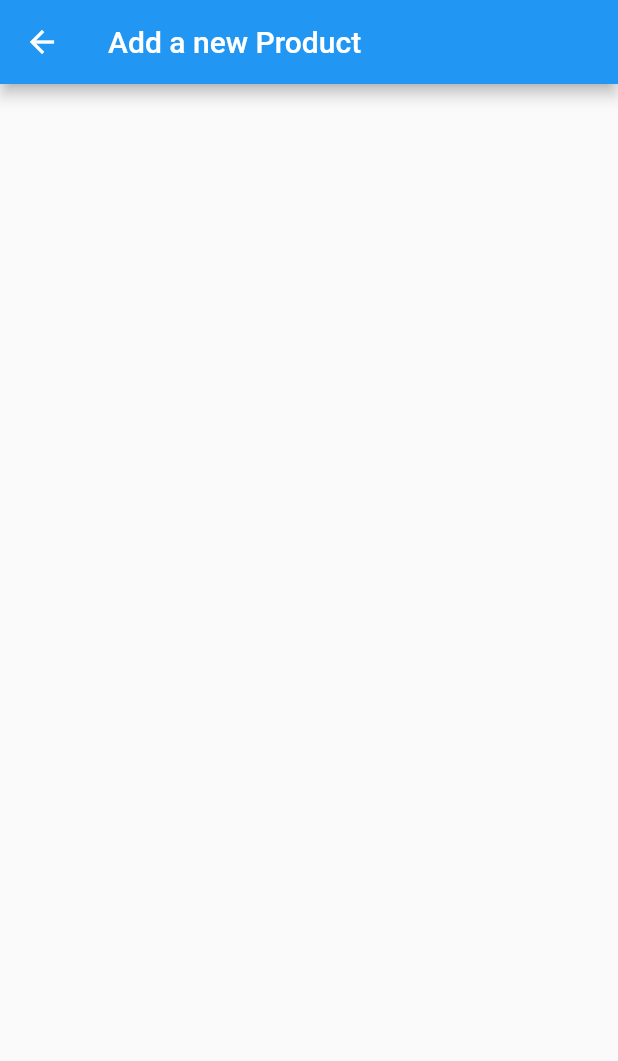
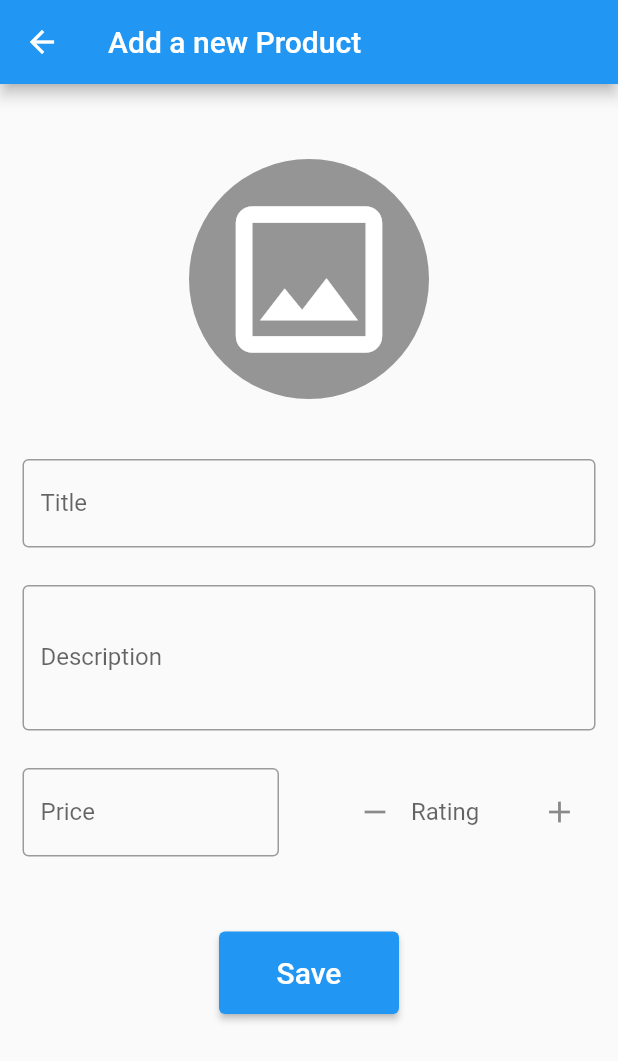
Before and after one commit to badiul6/NITB-Flutter-Internship, a Flutter app: the screen it shows after launch, after a tap on the "add" icon, on a phone screen of 412 x 824 dp. Shown: the top 1061 px of the screen. Run offline on Flutter 3.47's test engine with Material 2 defaults, Android fonts, the phone set to English and light mode, and no system bars; our stand-ins replace get, image_picker; network calls fail.

Commit message:
Add Product UI

```diff
--- /dev/null
+++ b/second/lib/controllers/picture_controller.dart
@@ -0,0 +1,30 @@
+import 'dart:io';
+
+import 'package:get/get.dart';
+import 'package:image_picker/image_picker.dart';
+import 'package:second/models/picture.dart';
+
+class PictureController extends GetxController {
+  Rx<Picture> pic = Picture().obs;
+
+  getFromGallery() async {
+    XFile? pickedFile = await ImagePicker().pickImage(
+      source: ImageSource.gallery,
+      maxWidth: 1800,
+      maxHeight: 1800,
+    );
+
+    if (pickedFile != null) {
+
+      // pic.value.imageFile = File(pickedFile.path);
+
+      pic.update((picture) {
+
+        picture!.imageFile = File(pickedFile.path);
+
+      });
+
+      // print(pic.value.imageFile);
+    }
+  }
+}
--- a/second/lib/controllers/products_controller.dart
+++ b/second/lib/controllers/products_controller.dart
@@ -21,8 +21,11 @@ class ProductController extends GetxController {
       final data = jsonDecode(response.body);
       product.value = Product.fromJson(data);
       isLoading.value=false;
+
+
     } else {
       throw Exception('Failed to load album');
     }
   }
+
 }
--- a/second/lib/main.dart
+++ b/second/lib/main.dart
@@ -1,6 +1,6 @@
 import 'package:flutter/material.dart';
 import 'package:get/get.dart';
-import 'package:get/get_navigation/get_navigation.dart';
+import 'package:second/controllers/picture_controller.dart';
 import 'package:second/controllers/products_controller.dart';
 import 'package:second/views/products_page.dart';
 
@@ -11,21 +11,25 @@ void main() {
 class MyApp extends StatelessWidget {
   const MyApp({super.key});
 
-  // This widget is the root of your application.
   @override
   Widget build(BuildContext context) {
     return GetMaterialApp(
       title: 'Flutter Demo',
-      initialBinding: BindingsBuilder(() {
-        Get.lazyPut<ProductController>(() {
-       return ProductController();
-      });
-      }) ,
+      // initialBinding: BindingsBuilder(() {
+      //   Get.lazyPut<ProductController>(() {
+      //  return ProductController();
+      // });
+      // }) ,
+       initialBinding: BindingsBuilder(() {
+        Get.lazyPut<ProductController>(() => ProductController());
+        Get.lazyPut<PictureController>(() => PictureController());
+
+      }),
       theme: ThemeData(
 
         primarySwatch: Colors.blue,
       ),
-      home:  ProductsPage(),
+      home: const ProductsPage(),
     );
   }
 }
--- /dev/null
+++ b/second/lib/models/picture.dart
@@ -0,0 +1,11 @@
+import 'dart:io';
+
+class Picture{
+
+  File? imageFile;
+
+  Picture({
+    this.imageFile
+  });
+
+}
--- a/second/lib/views/add_product_page.dart
+++ b/second/lib/views/add_product_page.dart
@@ -1,15 +1,109 @@
 import 'package:flutter/material.dart';
+import 'package:get/get.dart';
+import 'package:second/controllers/picture_controller.dart';
 
-class AddProduct extends StatelessWidget {
+class AddProduct extends StatefulWidget {
   const AddProduct({super.key});
-final  imageFile=0;
+
+  @override
+  State<AddProduct> createState() => _AddProductState();
+}
+
+class _AddProductState extends State<AddProduct> {
+  PictureController pictureController = Get.put(PictureController());
+
   @override
   Widget build(context) {
-    return  Scaffold(
-      appBar: AppBar(
-        title: const Text("Add a new Product"),
-      ),
-      body: Container()
-            );
+    return Scaffold(
+        appBar: AppBar(
+          title: const Text("Add a new Product"),
+        ),
+        body: Obx(() => SingleChildScrollView(
+          child: Center(
+                child: Padding(
+                  padding:
+                      const EdgeInsets.symmetric(horizontal: 15.0, vertical: 50),
+                  child: Column(
+                    children: [
+                      InkWell(
+                        onTap: () {
+                          pictureController.getFromGallery();
+                        },
+                        child: pictureController.pic.value.imageFile == null
+                            ? const CircleAvatar(
+                                radius: 80,
+                                backgroundColor:
+                                    Color.fromARGB(255, 149, 149, 149),
+                                child: Icon(
+                                  Icons.photo_outlined,
+                                  size: 130,
+                                  color: Colors.white,
+                                ))
+                            : CircleAvatar(
+                                radius: 80,
+                                backgroundColor:
+                                    const Color.fromARGB(255, 149, 149, 149),
+                                foregroundImage: FileImage(
+                                    pictureController.pic.value.imageFile!),
+                              ),
+                      ),
+                      const SizedBox(
+                        height: 40.0,
+                      ),
+                      TextFormField(
+                        decoration: const InputDecoration(
+                            label: Text("Title"),
+                            hintText: "Enter Product Name",
+                            border: OutlineInputBorder()),
+                      ),
+                      const SizedBox(
+                        height: 25.0,
+                      ),
+                      TextFormField(
+                        maxLines: 3,
+                        decoration: const InputDecoration(
+                            label: Text("Description"),
+                            hintText: "Enter Product Detail",
+                            border: OutlineInputBorder()),
+                      ),
+                      SizedBox(
+                        height: 25.0,
+                      ),
+                      Row(
+                        children: [
+                          Expanded(
+                            child: TextFormField(
+                              decoration: const InputDecoration(
+                                label: Text("Price"),
+                                hintText: "Enter price",
+                                border: OutlineInputBorder(),
+                              ),
+                            ),
+                          ),
+                          SizedBox(
+                            width: 40.0,
+                          ),
+                          Expanded(
+                            child: TextFormField(
+                              decoration: const InputDecoration(
+                                  label: Text("Rating"),
+                                  prefixIcon: Icon(Icons.remove),
+                                  border: InputBorder.none,
+                                  suffixIcon: Icon(Icons.add)),
+                            ),
+                          ),
+                        ],
+                      ),
+                      SizedBox(
+                        height: 50.0,
+                      ),
+                      ElevatedButton(onPressed: () {},style: ElevatedButton.styleFrom(
+                        fixedSize: const Size(120, 55)
+                      ), child: const Text("Save", style: TextStyle(fontSize: 20.0),))
+                    ],
+                  ),
+                ),
+              ),
+        )));
   }
 }
--- a/second/lib/views/products_page.dart
+++ b/second/lib/views/products_page.dart
@@ -11,16 +11,17 @@ class ProductsPage extends StatefulWidget {
 }
 
 class _ProductsPageState extends State<ProductsPage> {
-  ProductController productController = Get.put(ProductController());
-  late int total;
+    ProductController productController = Get.put(ProductController());
+
+
+
   @override
   Widget build(BuildContext context) {
-    total = productController.product.value.products == null
-        ? 0
-        : productController.product.value.products!.length;
+
     return Scaffold(
+
       appBar: AppBar(
-        title: Text(" Products: $total"),
+        title: Obx(() => Text(" Products: ${productController.product.value.products==null?0:productController.product.value.products!.length}")),
       ),
       body: Obx(() => productController.isLoading.isTrue
           ? const Center(child: CircularProgressIndicator())
@@ -79,7 +80,7 @@ class _ProductsPageState extends State<ProductsPage> {
                   : productController.product.value.products!.length)),
       floatingActionButton: FloatingActionButton(
         onPressed: () {
-          Get.to(const AddProduct());
+          Get.to(() => const AddProduct());
         },
         child: const Icon(Icons.add),
       ),
--- a/second/pubspec.yaml
+++ b/second/pubspec.yaml
@@ -28,6 +28,7 @@ environment:
 # the latest version available on pub.dev. To see which dependencies have newer
 # versions available, run `flutter pub outdated`.
 dependencies:
+  image_picker: ^1.0.1
   http: ^0.13.6
   get: ^4.6.5
   flutter:
@@ -61,8 +62,8 @@ flutter:
   uses-material-design: true
 
   # To add assets to your application, add an assets section, like this:
-  # assets:
-  #   - images/a_dot_burr.jpeg
+  assets:
+    - assets\images\pngegg.png
   #   - images/a_dot_ham.jpeg
 
   # An image asset can refer to one or more resolution-specific "variants", see
```
Also changed, not shown: second/assets/images/pngegg.png (added), second/pubspec.lock, 5 other files.
